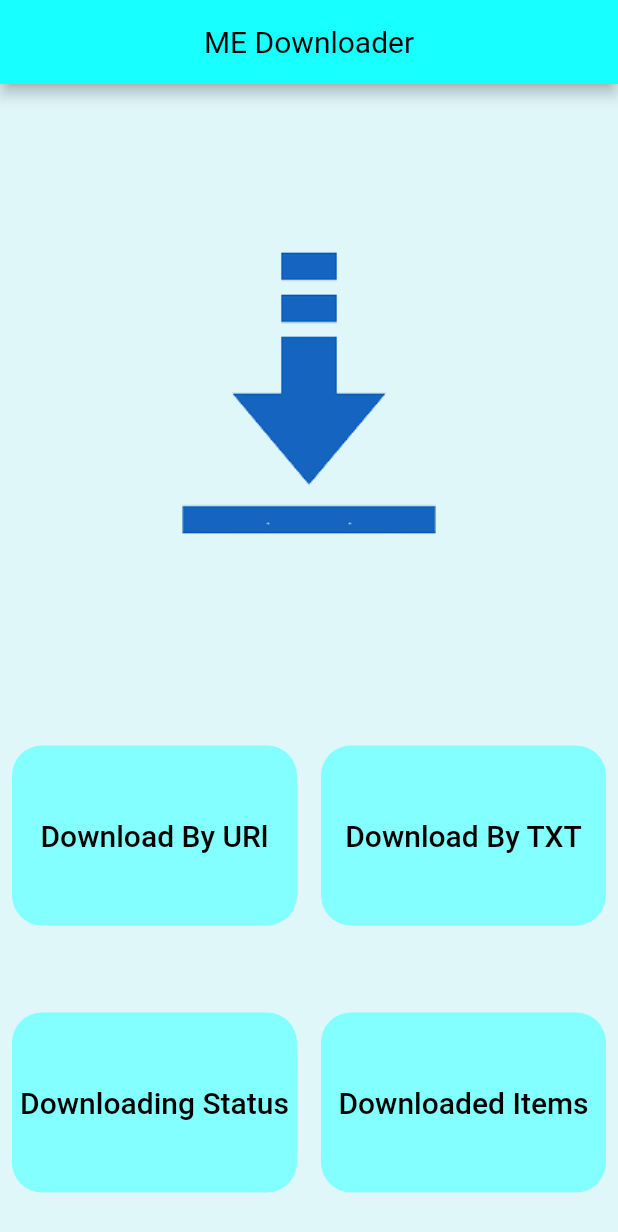
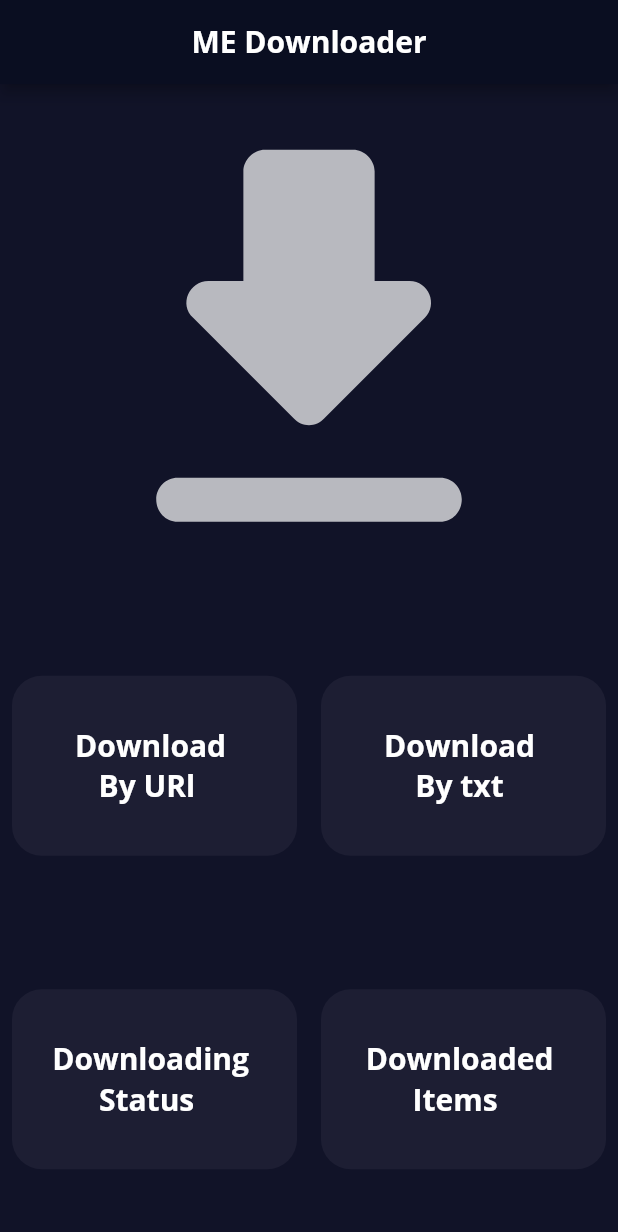
Before and after one commit to Mina329/url_downloader, a Flutter app: the screen it shows after launch, on a phone screen of 412 x 824 dp. Shown: the top 1232 px of the screen. Run offline on Flutter 3.47's test engine with Material 2 defaults, Android fonts, the phone set to English and light mode, and no system bars.

Commit message:
Update MainMenu

```diff
--- a/lib/Screens/MainMenu.dart
+++ b/lib/Screens/MainMenu.dart
@@ -17,24 +17,31 @@ class _MainMenuState extends State<MainMenu> {
   Widget build(BuildContext context) {
     return Scaffold(
       appBar: AppBar(
-        backgroundColor: Colors.cyanAccent,
+        backgroundColor: Color(0xFF0A0E21),
         title: Text('ME Downloader'),
         titleTextStyle: kTextStyle,
         centerTitle: true,
       ),
-      backgroundColor: Colors.cyan.shade50,
+      backgroundColor: Color(0xFF111328),
       body: Column(
 
         crossAxisAlignment: CrossAxisAlignment.stretch,
         children: [
-          Image.asset('images/downloader.png'),
+          // Image.asset('images/downloader.png'),
+          Center(
+            child: Icon(
+              Icons.download_rounded,
+              size: 350.0,
+              color: Colors.white70,
+            ),
+          ),
           Expanded(
             child: Row(
               mainAxisAlignment: MainAxisAlignment.spaceBetween,
               children: [
                 Expanded(
                   child: CardButtons(
-                    labeltext: "Download By URl",
+                    labeltext: "Download \n   By URl",
                     onpress: (){
                       Navigator.pushNamed(context, URlDownloader.id);
                     },
@@ -42,7 +49,7 @@ class _MainMenuState extends State<MainMenu> {
                 )
                 ,Expanded(
                   child: CardButtons(
-                    labeltext: "Download By TXT",
+                    labeltext: "Download \n    By txt",
                     onpress: (){
                       Navigator.pushNamed(context, TxtDownloader.id);
                     },
@@ -57,7 +64,7 @@ class _MainMenuState extends State<MainMenu> {
               children: [
                 Expanded(
                   child: CardButtons(
-                    labeltext: "Downloading Status",
+                    labeltext: "Downloading \n      Status",
                     onpress: (){
                       Navigator.pushNamed(context, DownloadingPage.id);
                     },
@@ -65,7 +72,7 @@ class _MainMenuState extends State<MainMenu> {
                 )
                 ,Expanded(
                   child: CardButtons(
-                    labeltext: "Downloaded Items",
+                    labeltext: "Downloaded \n      Items",
                     onpress: (){
                       Navigator.pushNamed(context, DownloadedItems.id);
                     },
--- a/lib/components/CardButton.dart
+++ b/lib/components/CardButton.dart
@@ -22,7 +22,7 @@ class CardButtons extends StatelessWidget {
           ],
         ),
         decoration: BoxDecoration(
-          color: Colors.cyanAccent.shade100,
+          color:  Color(0xFF1D1E33),
           borderRadius: BorderRadius.circular(20.0),
         ),
       ),
--- a/lib/constants.dart
+++ b/lib/constants.dart
@@ -1,6 +1,7 @@
 import 'package:flutter/material.dart';
 
 const kTextStyle = TextStyle(
-  color: Colors.black,
+  color: Colors.white,
   fontSize: 20.0,
+  fontFamily: 'OpenSans'
 );
```
Also changed, not shown: images/downloader.png.
